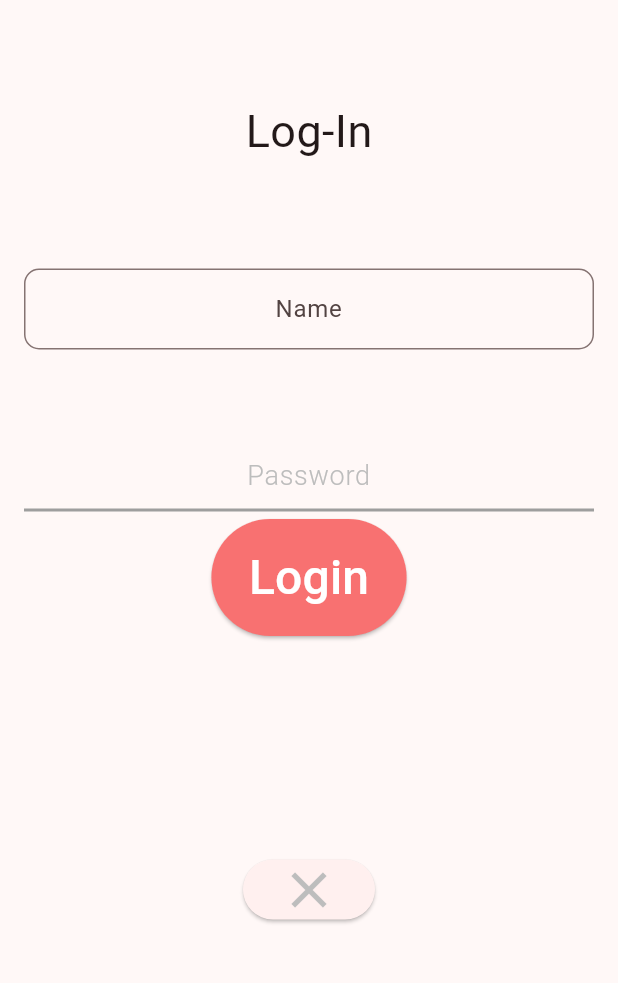
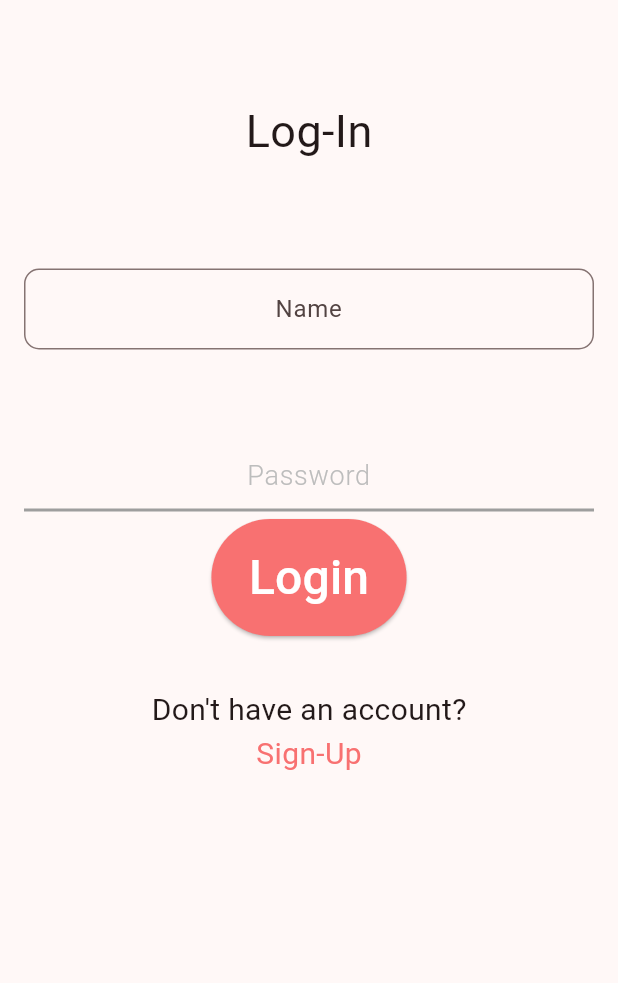
Before and after one commit to anwrat/Recipe-App, a Flutter app: the screen it shows after launch, after a tap on "Log-In", on a phone screen of 412 x 824 dp, the part 225-1208 px from its top. Run offline on Flutter 3.47's test engine with Material 3 defaults, Android fonts, the phone set to English and light mode, and no system bars; our stand-ins replace google_fonts; network calls fail.

Commit message:
Trying to make a register and login page

```diff
--- a/recipe_app/lib/login.dart
+++ b/recipe_app/lib/login.dart
@@ -1,6 +1,6 @@
 import 'package:flutter/material.dart';
 import 'package:google_fonts/google_fonts.dart';
-import 'package:recipe_app/main.dart';
+import 'package:recipe_app/utils/colors.dart';
 import 'package:recipe_app/search.dart';
 import 'package:recipe_app/APItest.dart';
 import 'package:recipe_app/widgets/logo.dart';
@@ -57,11 +57,26 @@ class _LoginState extends State<Login> {
               },
               ),
             ),
-                const SizedBox(
-                  height: 60.0,
-                ),
-                _buildButtons(),
-              ],
+            Padding(
+              child:Text(
+                "Don't have an account?",
+                style: GoogleFonts.leagueSpartan(
+                  fontSize: 20,
+                ),),
+              padding: const EdgeInsets.only(top: 30),
+            ),
+            InkWell(
+              onTap:(){
+                Navigator.push(context,MaterialPageRoute(builder: (context)=>SearchPage()));
+              },
+              child: Text(
+                'Sign-Up',
+                style: GoogleFonts.leagueSpartan(
+                  fontSize: 20,
+                  color: MyColors.primarycolor,
+                ),),
+            ),
+            ],
             ),
           ),
         ),
@@ -130,26 +145,4 @@ class _LoginState extends State<Login> {
       ),
     );
   }
-
-  Widget _buildButtons() {
-    return Container(
-      child: Column(
-        children: <Widget>[
-         const SizedBox(
-            height: 80.0,
-          ),
-          ElevatedButton (
-            child: Icon(
-              Icons.close,
-              color: Colors.grey[400],
-              size: 40.0,
-            ),
-            onPressed: () {
-              Navigator.pop(context);
-            },
-          ),
-        ],
-      ),
-    );
-  }
 }
--- a/recipe_app/lib/main.dart
+++ b/recipe_app/lib/main.dart
@@ -1,7 +1,7 @@
 import 'package:flutter/material.dart';
 import 'package:recipe_app/login.dart';
+import 'package:recipe_app/register.dart';
 import 'package:recipe_app/utils/colors.dart';
-import 'package:recipe_app/APItest.dart';
 import 'package:recipe_app/widgets/buttons.dart';
 import 'package:recipe_app/widgets/logo.dart';
 import 'package:google_fonts/google_fonts.dart';
@@ -117,7 +117,7 @@ class _MyHomePageState extends State<MyHomePage> {
                     context,
                     MaterialPageRoute(
                       builder:(context) =>
-                        const HTTPExample(),
+                        const Register(),
                       )
                   );
               },
```
Also changed, not shown: recipe_app/lib/register.dart (added, +67 -0 lines), recipe_app/assets/images/emailman.png (added), recipe_app/assets/images/thinkingman.png (added).
